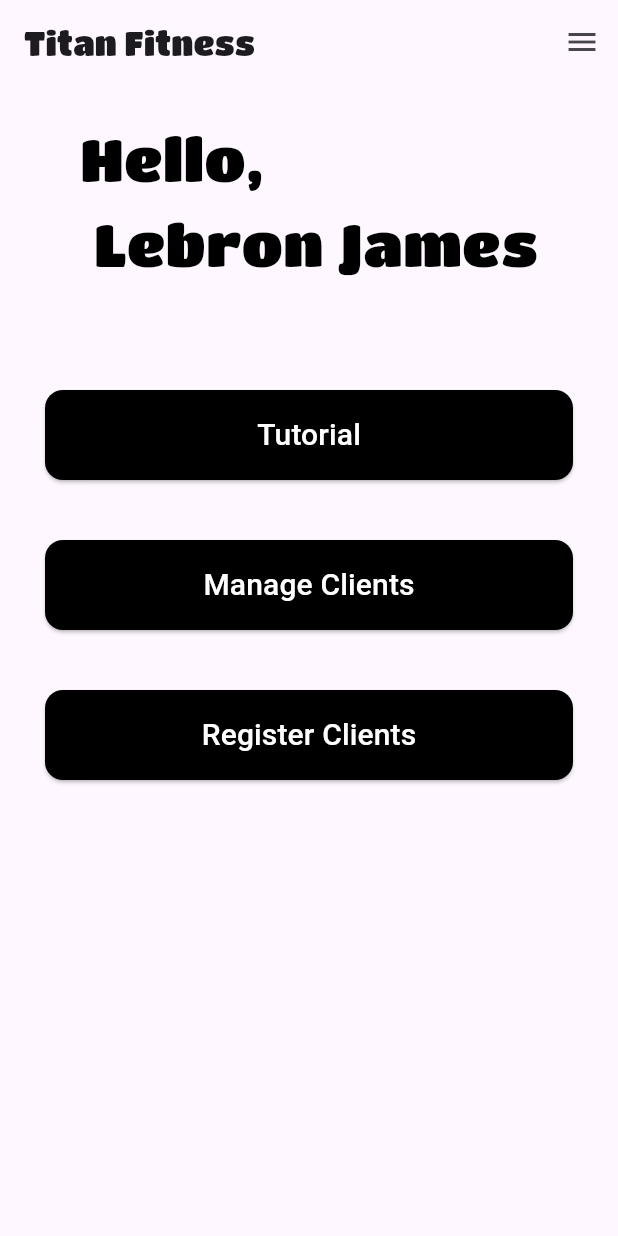
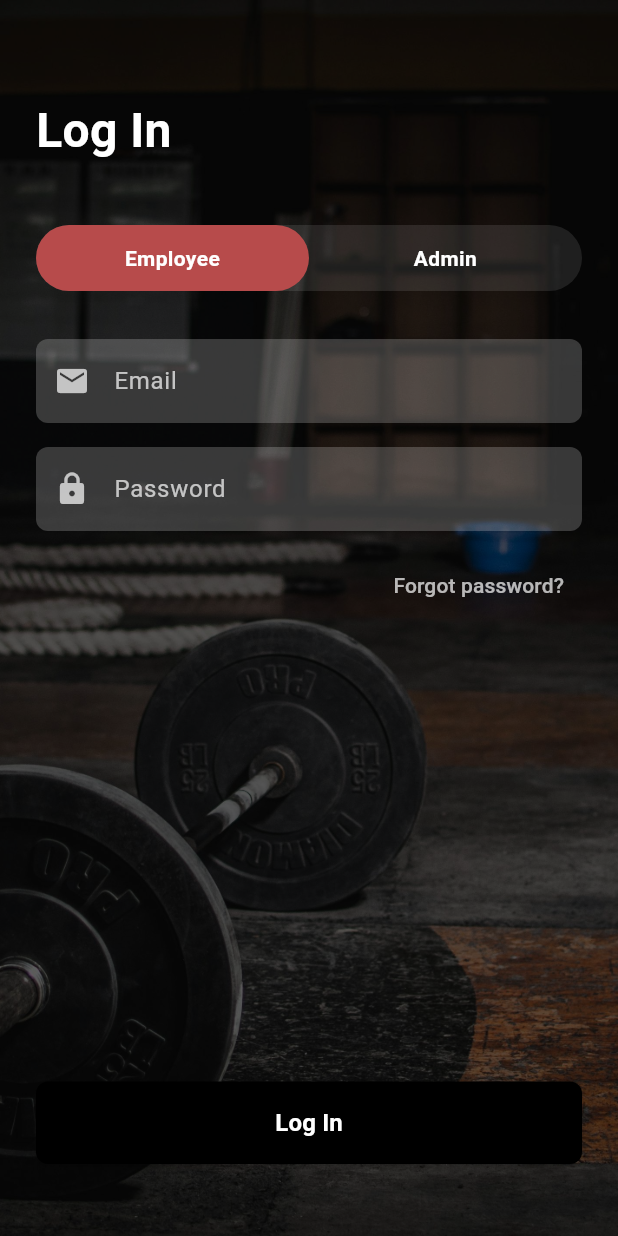
Before and after one commit to Ibrahimelz/AppDev2Project, a Flutter app: the screen it shows after launch, on a phone screen of 412 x 824 dp. Run offline on Flutter 3.47's test engine with Material 3 defaults, Android fonts, the phone set to English and light mode, and no system bars; our stand-ins replace cloud_firestore, firebase_core, youtube_player_flutter; accounts and stored records are empty; network calls fail.

Commit message:
Add login page and background image

```diff
--- /dev/null
+++ b/lib/login.dart
@@ -0,0 +1,188 @@
+import 'package:flutter/material.dart';
+
+class LoginScreen extends StatefulWidget {
+  const LoginScreen({Key? key}) : super(key: key);
+
+  @override
+  _LoginScreenState createState() => _LoginScreenState();
+}
+
+class _LoginScreenState extends State<LoginScreen> {
+  final _emailController = TextEditingController();
+  final _passwordController = TextEditingController();
+  bool _isEmployee = true; // true for Employee, false for Admin
+
+  @override
+  void dispose() {
+    _emailController.dispose();
+    _passwordController.dispose();
+    super.dispose();
+  }
+
+  @override
+  Widget build(BuildContext context) {
+    return Scaffold(
+      body: Container(
+        decoration: BoxDecoration(
+          image: DecorationImage(
+            image: AssetImage('assets/images/gym_background.jpg'),
+            fit: BoxFit.cover,
+            colorFilter: ColorFilter.mode(
+              Colors.black.withOpacity(0.6),
+              BlendMode.darken,
+            ),
+          ),
+        ),
+        child: SafeArea(
+          child: Padding(
+            padding: const EdgeInsets.all(24.0),
+            child: Column(
+              crossAxisAlignment: CrossAxisAlignment.stretch,
+              children: [
+                const SizedBox(height: 40),
+                const Text(
+                  'Log In',
+                  style: TextStyle(
+                    fontSize: 32,
+                    fontWeight: FontWeight.bold,
+                    color: Colors.white,
+                  ),
+                ),
+                const SizedBox(height: 40),
+                // Role Toggle
+                Container(
+                  decoration: BoxDecoration(
+                    color: Colors.white.withOpacity(0.1),
+                    borderRadius: BorderRadius.circular(30),
+                  ),
+                  child: Row(
+                    children: [
+                      Expanded(
+                        child: GestureDetector(
+                          onTap: () => setState(() => _isEmployee = true),
+                          child: Container(
+                            padding: const EdgeInsets.symmetric(vertical: 12),
+                            decoration: BoxDecoration(
+                              color: _isEmployee
+                                  ? Color(0xFFB74B4B)
+                                  : Colors.transparent,
+                              borderRadius: BorderRadius.circular(30),
+                            ),
+                            child: Text(
+                              'Employee',
+                              textAlign: TextAlign.center,
+                              style: TextStyle(
+                                color: Colors.white,
+                                fontWeight: FontWeight.bold,
+                              ),
+                            ),
+                          ),
+                        ),
+                      ),
+                      Expanded(
+                        child: GestureDetector(
+                          onTap: () => setState(() => _isEmployee = false),
+                          child: Container(
+                            padding: const EdgeInsets.symmetric(vertical: 12),
+                            decoration: BoxDecoration(
+                              color: !_isEmployee
+                                  ? Color(0xFFB74B4B)
+                                  : Colors.transparent,
+                              borderRadius: BorderRadius.circular(30),
+                            ),
+                            child: Text(
+                              'Admin',
+                              textAlign: TextAlign.center,
+                              style: TextStyle(
+                                color: Colors.white,
+                                fontWeight: FontWeight.bold,
+                              ),
+                            ),
+                          ),
+                        ),
+                      ),
+                    ],
+                  ),
+                ),
+                const SizedBox(height: 32),
+                // Email TextField
+                TextField(
+                  controller: _emailController,
+                  style: TextStyle(color: Colors.white),
+                  decoration: InputDecoration(
+                    hintText: 'Email',
+                    hintStyle: TextStyle(color: Colors.white70),
+                    filled: true,
+                    fillColor: Colors.white.withOpacity(0.2),
+                    border: OutlineInputBorder(
+                      borderRadius: BorderRadius.circular(8),
+                      borderSide: BorderSide.none,
+                    ),
+                    prefixIcon: Icon(Icons.email, color: Colors.white70),
+                  ),
+                ),
+                const SizedBox(height: 16),
+                // Password TextField
+                TextField(
+                  controller: _passwordController,
+                  obscureText: true,
+                  style: TextStyle(color: Colors.white),
+                  decoration: InputDecoration(
+                    hintText: 'Password',
+                    hintStyle: TextStyle(color: Colors.white70),
+                    filled: true,
+                    fillColor: Colors.white.withOpacity(0.2),
+                    border: OutlineInputBorder(
+                      borderRadius: BorderRadius.circular(8),
+                      borderSide: BorderSide.none,
+                    ),
+                    prefixIcon: Icon(Icons.lock, color: Colors.white70),
+                  ),
+                ),
+                const SizedBox(height: 12),
+                // Forgot Password
+                Align(
+                  alignment: Alignment.centerRight,
+                  child: TextButton(
+                    onPressed: () {
+                      // TODO: Implement forgot password
+                    },
+                    child: Text(
+                      'Forgot password?',
+                      style: TextStyle(
+                        color: Colors.white70,
+                      ),
+                    ),
+                  ),
+                ),
+                const Spacer(),
+                // Login Button
+                ElevatedButton(
+                  onPressed: () {
+                    // TODO: Implement login logic
+                  },
+                  style: ElevatedButton.styleFrom(
+                    backgroundColor: Colors.black,
+                    padding: const EdgeInsets.symmetric(vertical: 16),
+                    shape: RoundedRectangleBorder(
+                      borderRadius: BorderRadius.circular(8),
+                    ),
+                  ),
+                  child: const Text(
+                    'Log In',
+                    style: TextStyle(
+                      color: Colors.white,
+                      fontSize: 16,
+                      fontWeight: FontWeight.bold,
+                    ),
+                  ),
+                ),
+                const SizedBox(height: 24),
+              ],
+            ),
+          ),
+        ),
+      ),
+    );
+  }
+}
--- a/lib/splash.dart
+++ b/lib/splash.dart
@@ -1,4 +1,4 @@
-import 'package:appdev2/EmployeeHome.dart';
+import 'package:appdev2/login.dart';
 import 'package:flutter/material.dart';
 import 'package:flutter/services.dart';
 
@@ -18,7 +18,7 @@ class _splashScreenState extends State<splashScreen>  with SingleTickerProviderS
     SystemChrome.setEnabledSystemUIMode(SystemUiMode.immersive);
 
     Future.delayed(Duration( seconds: 5), () {
-      Navigator.of(context).pushReplacement(MaterialPageRoute(builder: (context) => employeeHome(employeeID: 2)));
+      Navigator.of(context).pushReplacement(MaterialPageRoute(builder: (context) => LoginScreen()));
     });
   }
 
--- a/pubspec.yaml
+++ b/pubspec.yaml
@@ -62,6 +62,7 @@ flutter:
 
   assets:
     - assets/lebron.png
+    - assets/images/gym_background.jpg
   fonts:
     - family: MyFont
       fonts:
```
Also changed, not shown: assets/images/gym_background.jpg (added).
